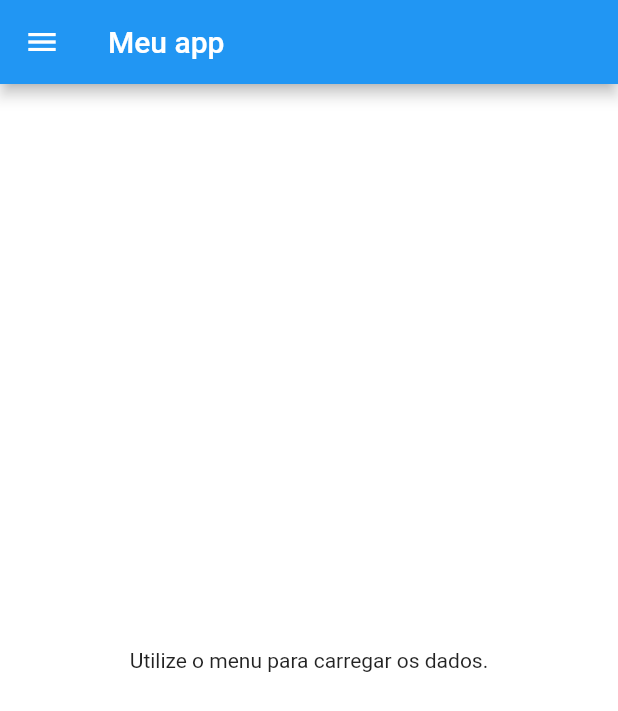
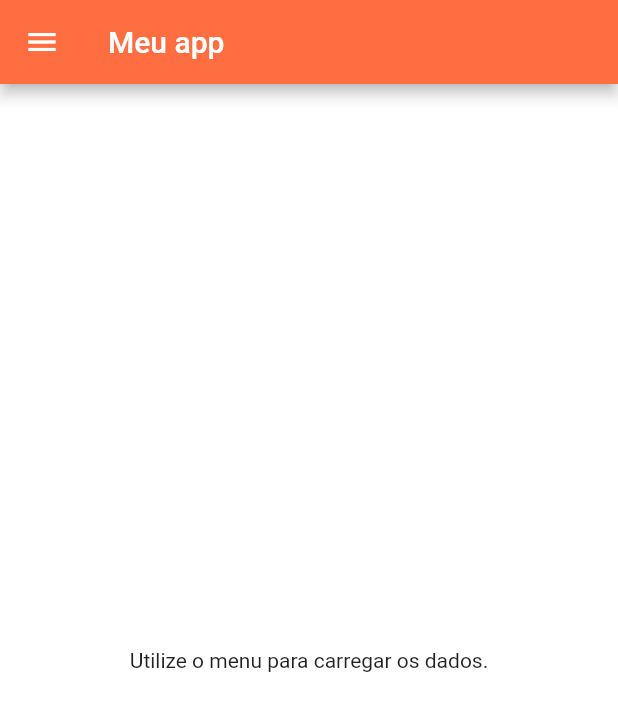
Before and after one commit to msrother/meuappflutter, a Flutter app: the HomePage screen opened directly, on a phone screen of 412 x 824 dp. Shown: the top 711 px of the screen. Run offline on Flutter 3.47's test engine with Material 2 defaults, Android fonts, the phone set to English and light mode, and no system bars; our stand-ins replace flutter_slidable.

Commit message:
Alteração das cores do app

```diff
--- a/lib/core/themes.dart
+++ b/lib/core/themes.dart
@@ -5,7 +5,7 @@ class ThemeClass {
   static ThemeData lightTheme = ThemeData(
     scaffoldBackgroundColor: Colors.white,
     colorScheme: const ColorScheme.light(),
-    appBarTheme: const AppBarTheme(backgroundColor: Colors.blue),
+    appBarTheme: const AppBarTheme(backgroundColor: Colors.deepOrangeAccent),
   );
 
   //dark
```
